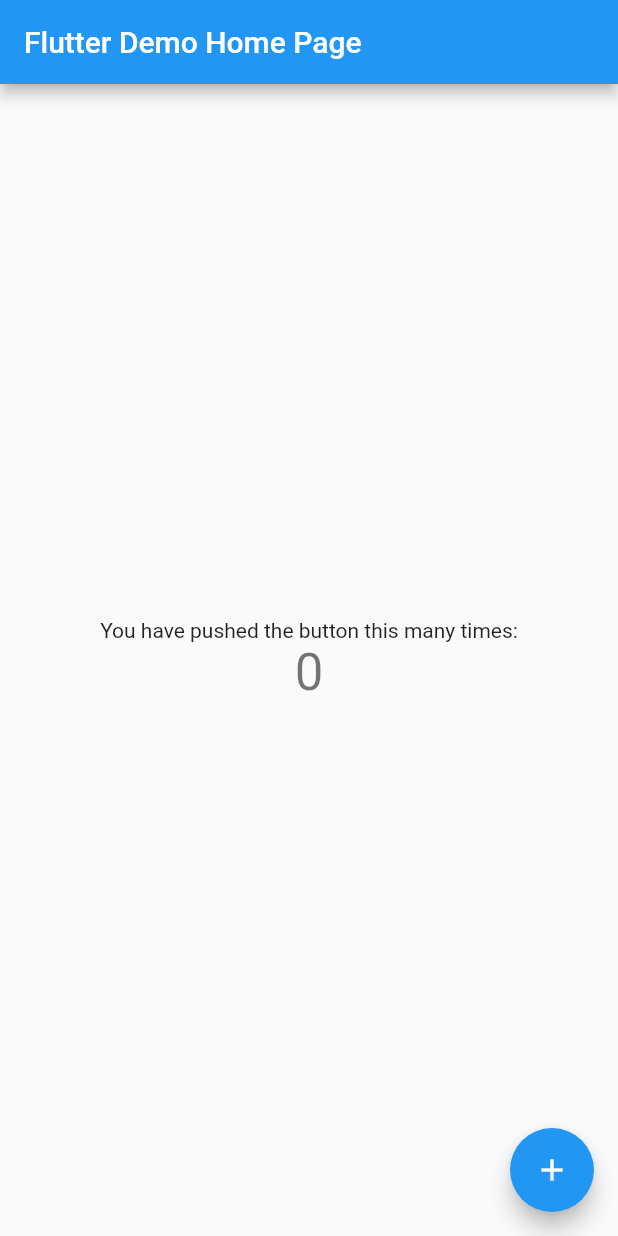
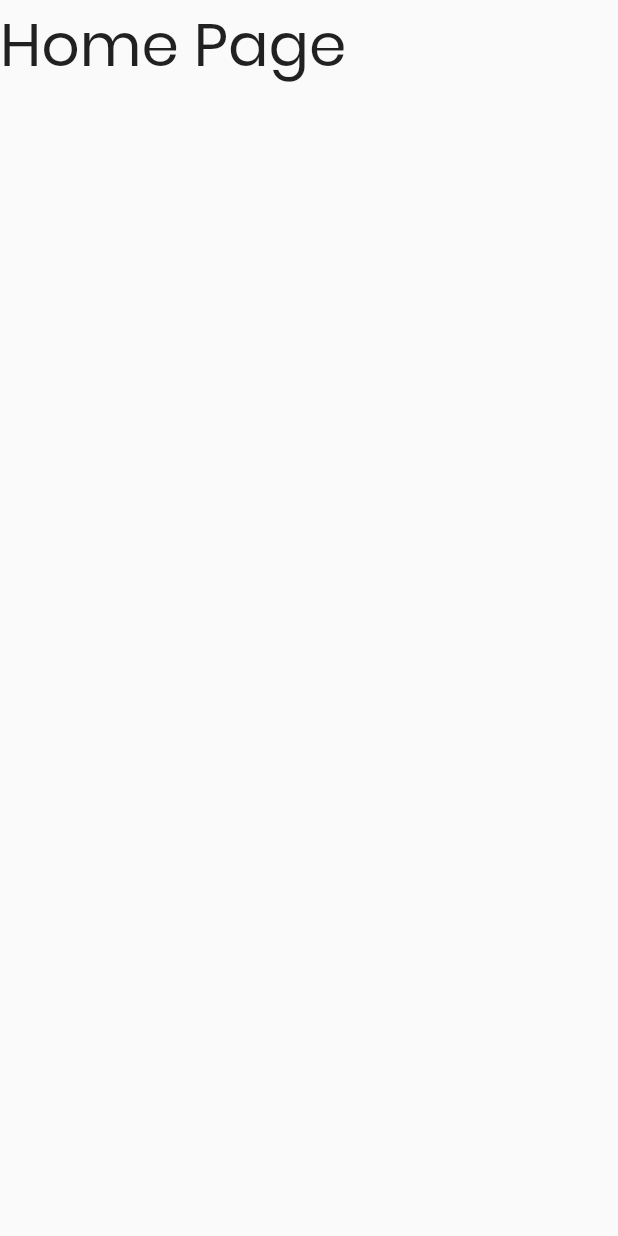
Before and after one commit to lhawi/chatty, a Flutter app: the screen it shows after launch, on a phone screen of 412 x 824 dp. Run offline on Flutter 3.47's test engine with Material 2 defaults, Android fonts, the phone set to English and light mode, and no system bars.

Commit message:
Add homepage

```diff
--- a/lib/main.dart
+++ b/lib/main.dart
@@ -1,115 +1,17 @@
 import 'package:flutter/material.dart';
+import 'pages/home_page.dart';
 
-void main() {
-  runApp(const MyApp());
-}
+void main() => runApp(MyApp());
 
 class MyApp extends StatelessWidget {
-  const MyApp({Key? key}) : super(key: key);
-
-  // This widget is the root of your application.
   @override
   Widget build(BuildContext context) {
     return MaterialApp(
-      title: 'Flutter Demo',
+      debugShowCheckedModeBanner: false,
       theme: ThemeData(
-        // This is the theme of your application.
-        //
-        // Try running your application with "flutter run". You'll see the
-        // application has a blue toolbar. Then, without quitting the app, try
-        // changing the primarySwatch below to Colors.green and then invoke
-        // "hot reload" (press "r" in the console where you ran "flutter run",
-        // or simply save your changes to "hot reload" in a Flutter IDE).
-        // Notice that the counter didn't reset back to zero; the application
-        // is not restarted.
-        primarySwatch: Colors.blue,
+        fontFamily: 'Poppins',
       ),
-      home: const MyHomePage(title: 'Flutter Demo Home Page'),
+      home: HomePage(),
     );
   }
 }
-
-class MyHomePage extends StatefulWidget {
-  const MyHomePage({Key? key, required this.title}) : super(key: key);
-
-  // This widget is the home page of your application. It is stateful, meaning
-  // that it has a State object (defined below) that contains fields that affect
-  // how it looks.
-
-  // This class is the configuration for the state. It holds the values (in this
-  // case the title) provided by the parent (in this case the App widget) and
-  // used by the build method of the State. Fields in a Widget subclass are
-  // always marked "final".
-
-  final String title;
-
-  @override
-  State<MyHomePage> createState() => _MyHomePageState();
-}
-
-class _MyHomePageState extends State<MyHomePage> {
-  int _counter = 0;
-
-  void _incrementCounter() {
-    setState(() {
-      // This call to setState tells the Flutter framework that something has
-      // changed in this State, which causes it to rerun the build method below
-      // so that the display can reflect the updated values. If we changed
-      // _counter without calling setState(), then the build method would not be
-      // called again, and so nothing would appear to happen.
-      _counter++;
-    });
-  }
-
-  @override
-  Widget build(BuildContext context) {
-    // This method is rerun every time setState is called, for instance as done
-    // by the _incrementCounter method above.
-    //
-    // The Flutter framework has been optimized to make rerunning build methods
-    // fast, so that you can just rebuild anything that needs updating rather
-    // than having to individually change instances of widgets.
-    return Scaffold(
-      appBar: AppBar(
-        // Here we take the value from the MyHomePage object that was created by
-        // the App.build method, and use it to set our appbar title.
-        title: Text(widget.title),
-      ),
-      body: Center(
-        // Center is a layout widget. It takes a single child and positions it
-        // in the middle of the parent.
-        child: Column(
-          // Column is also a layout widget. It takes a list of children and
-          // arranges them vertically. By default, it sizes itself to fit its
-          // children horizontally, and tries to be as tall as its parent.
-          //
-          // Invoke "debug painting" (press "p" in the console, choose the
-          // "Toggle Debug Paint" action from the Flutter Inspector in Android
-          // Studio, or the "Toggle Debug Paint" command in Visual Studio Code)
-          // to see the wireframe for each widget.
-          //
-          // Column has various properties to control how it sizes itself and
-          // how it positions its children. Here we use mainAxisAlignment to
-          // center the children vertically; the main axis here is the vertical
-          // axis because Columns are vertical (the cross axis would be
-          // horizontal).
-          mainAxisAlignment: MainAxisAlignment.center,
-          children: <Widget>[
-            const Text(
-              'You have pushed the button this many times:',
-            ),
-            Text(
-              '$_counter',
-              style: Theme.of(context).textTheme.headline4,
-            ),
-          ],
-        ),
-      ),
-      floatingActionButton: FloatingActionButton(
-        onPressed: _incrementCounter,
-        tooltip: 'Increment',
-        child: const Icon(Icons.add),
-      ), // This trailing comma makes auto-formatting nicer for build methods.
-    );
-  }
-}
--- /dev/null
+++ b/lib/pages/home_page.dart
@@ -0,0 +1,12 @@
+import 'package:flutter/material.dart';
+
+class HomePage extends StatelessWidget {
+
+  @override
+  Widget build(BuildContext context) {
+    return Scaffold(
+      body: Text('Home Page',
+      style: TextStyle(fontSize: 40),),
+    );
+  }
+}
```
Also changed, not shown: pubspec.yaml (+10 -14 lines), assets/fonts/Poppins-Light.ttf (added), assets/fonts/Poppins-Medium.ttf (added), assets/fonts/Poppins-Regular.ttf (added).
